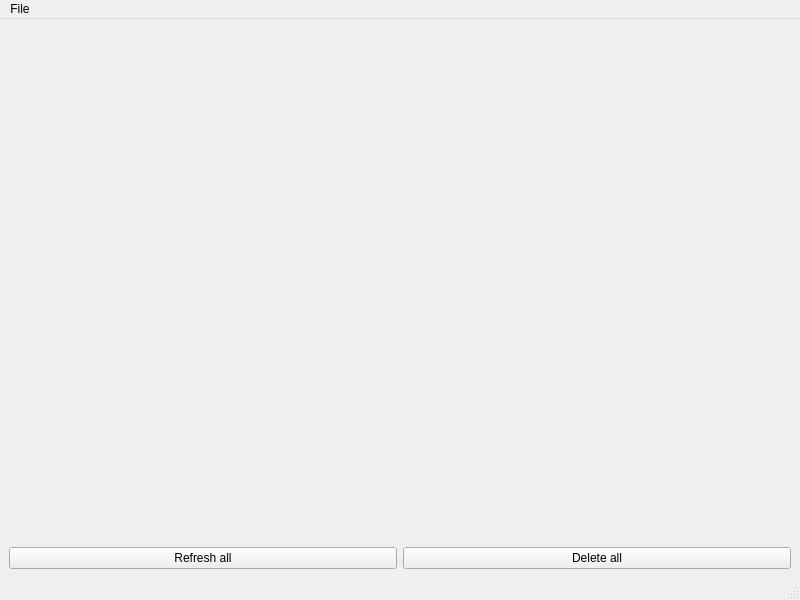
krypty/CleanCloud, file res/gui/mainwindow.ui: the form before one commit.
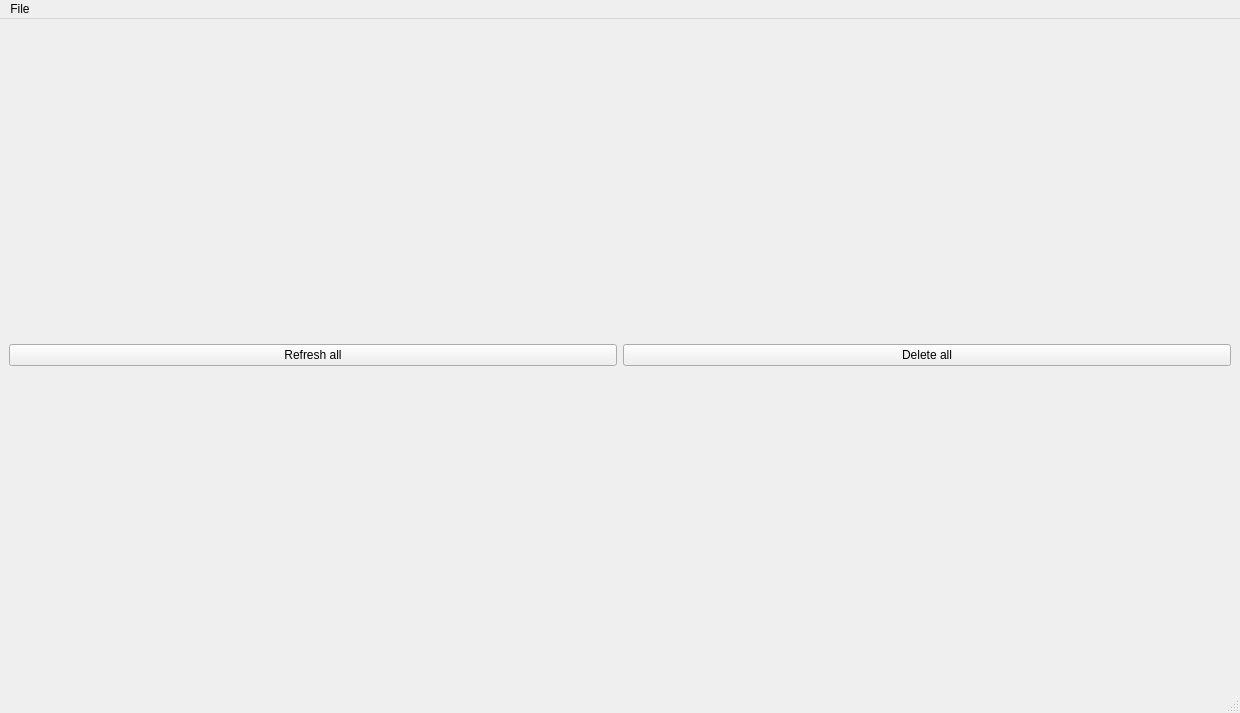
The form after the commit.

Commit message: replace label details with a form layout

```diff
--- a/res/gui/mainwindow.ui
+++ b/res/gui/mainwindow.ui
@@ -6,15 +6,15 @@
    <rect>
     <x>0</x>
     <y>0</y>
-    <width>800</width>
-    <height>600</height>
+    <width>1240</width>
+    <height>713</height>
    </rect>
   </property>
   <property name="windowTitle">
    <string>CleanCloud</string>
   </property>
   <widget class="QWidget" name="centralwidget">
-   <layout class="QVBoxLayout" name="verticalLayout_2">
+   <layout class="QVBoxLayout" name="verticalLayout_2" stretch="1,0">
     <item>
      <layout class="QGridLayout" name="gl_blocks">
       <property name="sizeConstraint">
@@ -32,20 +32,10 @@
      </layout>
     </item>
     <item>
-     <spacer name="verticalSpacer">
-      <property name="orientation">
-       <enum>Qt::Vertical</enum>
+     <layout class="QHBoxLayout" name="horizontalLayout" stretch="0,0">
+      <property name="sizeConstraint">
+       <enum>QLayout::SetDefaultConstraint</enum>
       </property>
-      <property name="sizeHint" stdset="0">
-       <size>
-        <width>20</width>
-        <height>40</height>
-       </size>
-      </property>
-     </spacer>
-    </item>
-    <item>
-     <layout class="QHBoxLayout" name="horizontalLayout">
       <item>
        <widget class="QPushButton" name="btn_refresh_all">
         <property name="text">
@@ -69,7 +59,7 @@
     <rect>
      <x>0</x>
      <y>0</y>
-     <width>800</width>
+     <width>1240</width>
      <height>26</height>
     </rect>
    </property>
```
Left out of the diff: 2 changed lines with no effect on the pictures. The commit also changes 4 other files.
